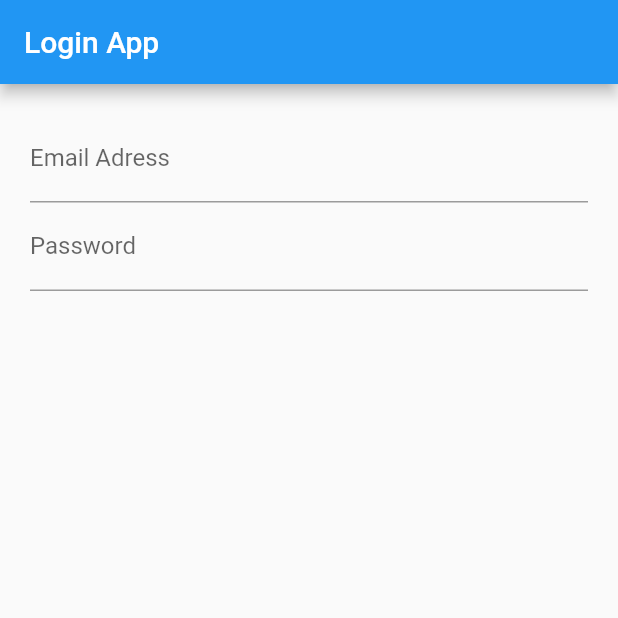
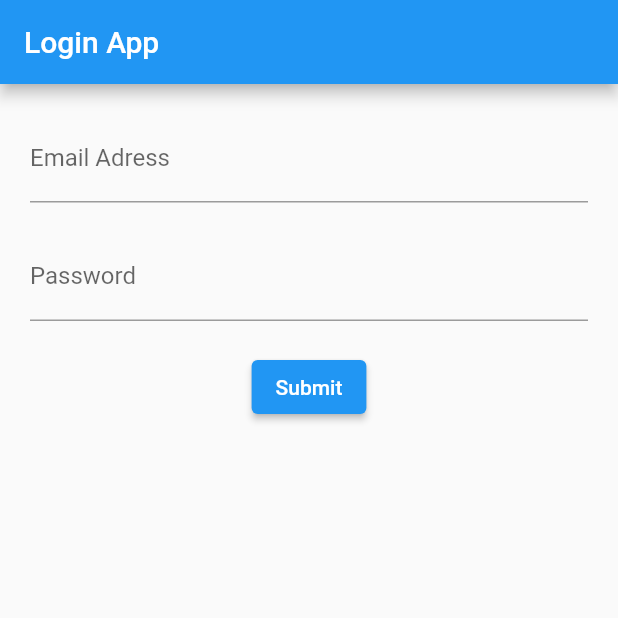
Before and after one commit to max22260/loginForm, a Flutter app: the screen it shows after launch, on a phone screen of 412 x 824 dp, the top half of it. Run offline on Flutter 3.47's test engine with Material 2 defaults, Android fonts, the phone set to English and light mode, and no system bars.

Commit message:
mission accomplished

```diff
--- a/lib/src/App.dart
+++ b/lib/src/App.dart
@@ -10,9 +10,7 @@ class App extends StatelessWidget {
           title: Text('Login App'),
           backgroundColor: Colors.blue,
         ),
-        body: Center(
-          child: LoginScreen(),
-        ),
+        body: LoginScreen(),
       ),
     );
   }
--- a/lib/src/screens/login_screen.dart
+++ b/lib/src/screens/login_screen.dart
@@ -1,20 +1,29 @@
 import 'package:flutter/material.dart';
+import '../mixins/validation_mixins.dart';
 
 class LoginScreen extends StatefulWidget {
   @override
   _LoginScreenState createState() => _LoginScreenState();
 }
 
-class _LoginScreenState extends State<LoginScreen> {
+class _LoginScreenState extends State<LoginScreen> with ValidationMixin {
+  final formKey = GlobalKey<FormState>();
+
+  var email, password = '';
+
   @override
   Widget build(BuildContext context) {
     return Container(
       margin: EdgeInsets.all(20.0),
       child: Form(
+        key: formKey,
         child: Column(
           children: [
             emailField(),
+            Container(margin: EdgeInsets.only(top: 20.0)),
             passwordField(),
+            Container(margin: EdgeInsets.only(top: 20.0)),
+            submitButton(),
           ],
         ),
       ),
@@ -28,17 +37,35 @@ class _LoginScreenState extends State<LoginScreen> {
         hintText: 'you@example.com',
       ),
       keyboardType: TextInputType.emailAddress,
+      validator: validateEmail,
+      onSaved: (value) {
+        email = value;
+      },
     );
   }
 
   Widget passwordField() {
     return TextFormField(
+      obscureText: true,
       decoration: InputDecoration(
         labelText: 'Password',
         hintText: 'Password',
       ),
+      validator: validatePassword,
+      onSaved: (value) {
+        password = value;
+      },
     );
   }
 
-  Widget submitButton() {}
+  Widget submitButton() {
+    return ElevatedButton(
+        child: Text('Submit'),
+        onPressed: () {
+          if (formKey.currentState.validate()) {
+            formKey.currentState.save();
+            print('email is $email , password is $password');
+          }
+        });
+  }
 }
```
Also changed, not shown: lib/src/mixins/validation_mixins.dart (added, +15 -0 lines).
